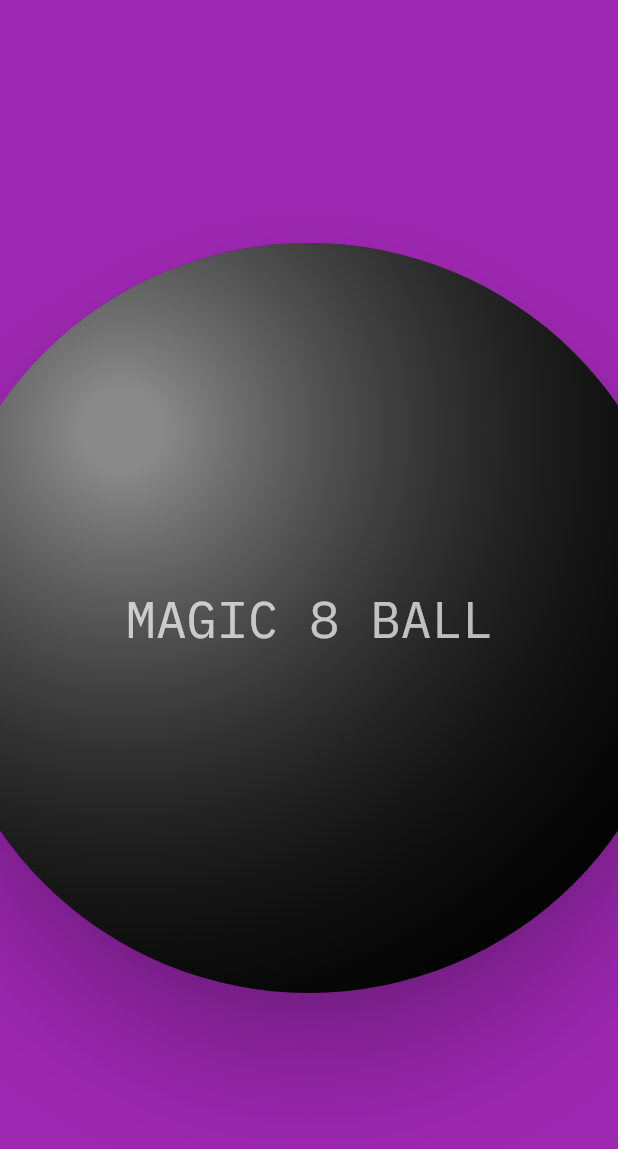
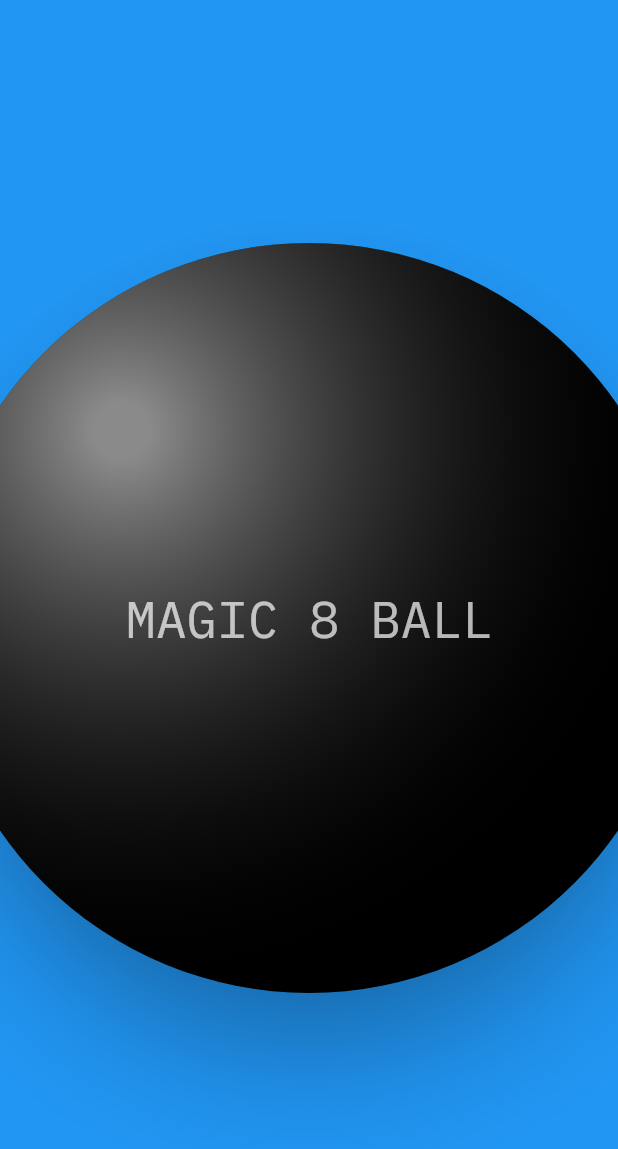
Before and after one commit to vinhowe/flutter-magic-8-ball, a Flutter app: the screen it shows after launch, on a phone screen of 412 x 824 dp. Shown: the top 1149 px of the screen. Run offline on Flutter 3.47's test engine with Material 2 defaults, Android fonts, the phone set to English and light mode, and no system bars; our stand-ins replace google_fonts; missing offline and left inert: shake; network calls fail.

Commit message:
Demo-ready release
- Add API class with StreamController
- Connect API class to front-end with StreamProvider
- Make it possible to click on ball with InkWell
- Change background to blue (it's prettier?)
- Make all answers capitalized
- Add padding to answer text
- Make shine gradient a little nicer

```diff
--- a/lib/main.dart
+++ b/lib/main.dart
@@ -3,6 +3,7 @@ import 'dart:math';
 import 'package:flutter/cupertino.dart';
 import 'package:flutter/material.dart';
 import 'package:google_fonts/google_fonts.dart';
+import 'package:magic_8_ball/response_api.dart';
 import 'package:shake/shake.dart';
 
 void main() => runApp(Magic8BallApp());
@@ -14,7 +15,7 @@ class Magic8BallApp extends StatelessWidget {
       title: 'Magic 8 Ball',
       theme: ThemeData(
         primarySwatch: Colors.purple,
-        canvasColor: Colors.purple,
+        canvasColor: Colors.blue,
         brightness: Brightness.dark,
       ),
       home: Magic8BallPage(title: 'Magic 8 Ball'),
@@ -26,25 +27,32 @@ class Magic8BallPage extends StatefulWidget {
   Magic8BallPage({Key key, this.title}) : super(key: key);
 
   final String title;
+  String defaultMessage = "MAGIC 8 BALL";
 
   @override
   _Magic8BallPageState createState() => _Magic8BallPageState();
 }
 
 class _Magic8BallPageState extends State<Magic8BallPage> {
-  String message = "MAGIC 8 BALL";
   ShakeDetector detector;
+  ResponseApi api;
 
   @override
   void initState() {
     super.initState();
-    Random random = new Random();
+    api = ResponseApi();
+    // Get initial answer
+    api.fetchAnswer();
 
-    detector = ShakeDetector.autoStart(onPhoneShake: () {
-      setState(() {
-        message = random.nextDouble().toString();
-      });
-    }, shakeThresholdGravity: 1.25);
+    detector = ShakeDetector.autoStart(
+        onPhoneShake: () {
+          newAnswer();
+        },
+        shakeThresholdGravity: 1.5);
+  }
+
+  void newAnswer() {
+    api.fetchAnswer();
   }
 
   @override
@@ -60,12 +68,14 @@ class _Magic8BallPageState extends State<Magic8BallPage> {
                 color: Colors.black,
                 elevation: 30,
                 clipBehavior: Clip.antiAlias,
+                child: InkWell(
+                  onTap: newAnswer,
                   child: Container(
                     decoration: BoxDecoration(
                         gradient: RadialGradient(
                             colors: [Colors.white54, Colors.transparent],
                             stops: [0.05, 1],
-                          radius: 1,
+                            radius: 0.75,
                             center: FractionalOffset(0.25, 0.25))),
                     child: SizedBox(
                       width: 500,
@@ -75,14 +85,29 @@ class _Magic8BallPageState extends State<Magic8BallPage> {
                 ),
               ),
             ),
-          Center(
+          ),
+          IgnorePointer(
+            child: Center(
               child: Padding(
-              padding: const EdgeInsets.all(16.0),
-              child: Text(
-                message,
+                padding: const EdgeInsets.all(80.0),
+                child: StreamBuilder<String>(
+                    stream: api.streamController.stream,
+                    builder: (context, snapshot) {
+                      String message;
+
+                      if (snapshot.hasData) {
+                        message = snapshot.data;
+                      } else {
+                        message = widget.defaultMessage;
+                      }
+
+                      return Text(
+                        message.toUpperCase(),
                         textAlign: TextAlign.center,
                         style: GoogleFonts.iBMPlexMono(
                             textStyle: Theme.of(context).textTheme.display1),
+                      );
+                    }),
               ),
             ),
           ),
--- /dev/null
+++ b/lib/response_api.dart
@@ -0,0 +1,35 @@
+import 'dart:async';
+import 'dart:convert';
+
+import 'package:http/http.dart' as http;
+
+class ResponseApi {
+  List<String> responses;
+
+  StreamController<String> streamController;
+
+  ResponseApi() {
+    streamController = StreamController();
+  }
+
+  void fetchAnswer() async {
+    // TODO: Make this API URL into a constant
+    final response = await http.get('https://8ball.delegator.com/magic/JSON/_');
+
+    if (response.statusCode == 200) {
+      dynamic jsonResponse = json.decode(response.body);
+      String answer = jsonResponse["magic"]["answer"];
+      // We're going to leave this in because it helps demonstrate that this is
+      // actually working to an audience
+      print(answer);
+      streamController.add(answer);
+      return;
+    } else {
+      throw Exception('Failed to load answer');
+    }
+  }
+
+  void dispose() {
+    streamController.close();
+  }
+}
--- a/pubspec.yaml
+++ b/pubspec.yaml
@@ -25,6 +25,7 @@ dependencies:
   cupertino_icons: ^0.1.2
   google_fonts: ^0.3.9
   shake: ^0.1.0
+  http: ^0.12.0+4
 
 dev_dependencies:
   flutter_test:
```
Also changed, not shown: pubspec.lock, 1 other file. Lines whose indentation alone changed are shown as unchanged.
